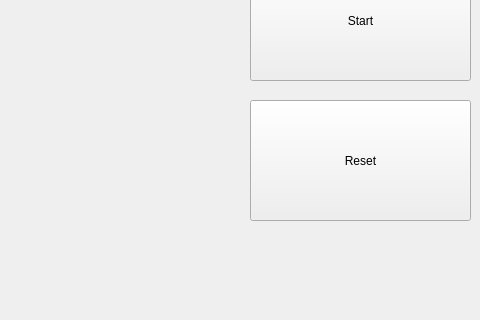
First picture: the form in mainwindow.ui, repository NickinAction/Minesweeper, before the edit; both pictures show x 720 to 1200 and y 347 to 667 of the 1200 by 1000 pixel window.
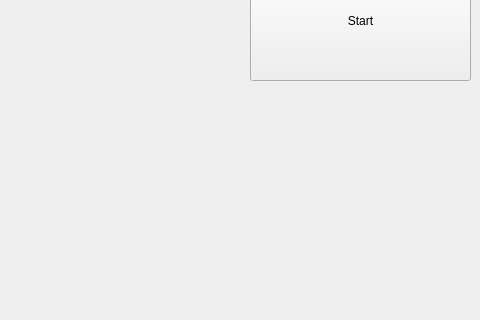
Second picture: the form after the edit.

Commit message: Added Reset Button and FlagCount

What changed in the file:
```diff
--- a/mainwindow.ui
+++ b/mainwindow.ui
@@ -65,19 +65,6 @@
      <string>Start</string>
     </property>
    </widget>
-   <widget class="QPushButton" name="Reset">
-    <property name="geometry">
-     <rect>
-      <x>970</x>
-      <y>430</y>
-      <width>221</width>
-      <height>121</height>
-     </rect>
-    </property>
-    <property name="text">
-     <string>Reset</string>
-    </property>
-   </widget>
    <widget class="QWidget" name="verticalLayoutWidget">
     <property name="geometry">
      <rect>
```
Left out of the diff: 4 changed lines with no effect on the pictures. The commit also changes 4 other files.
